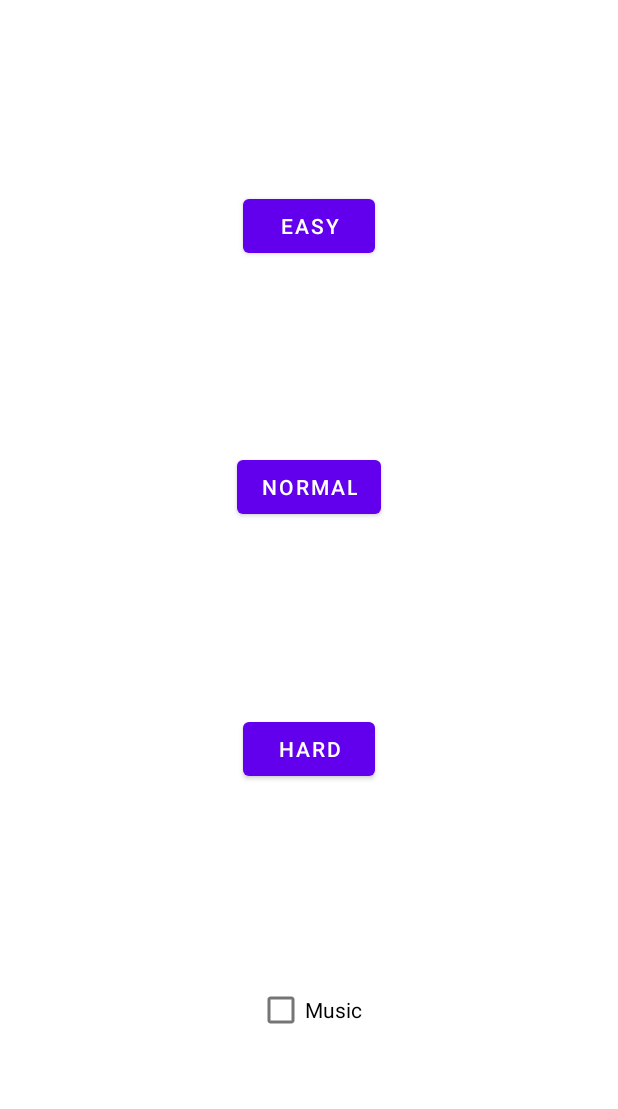
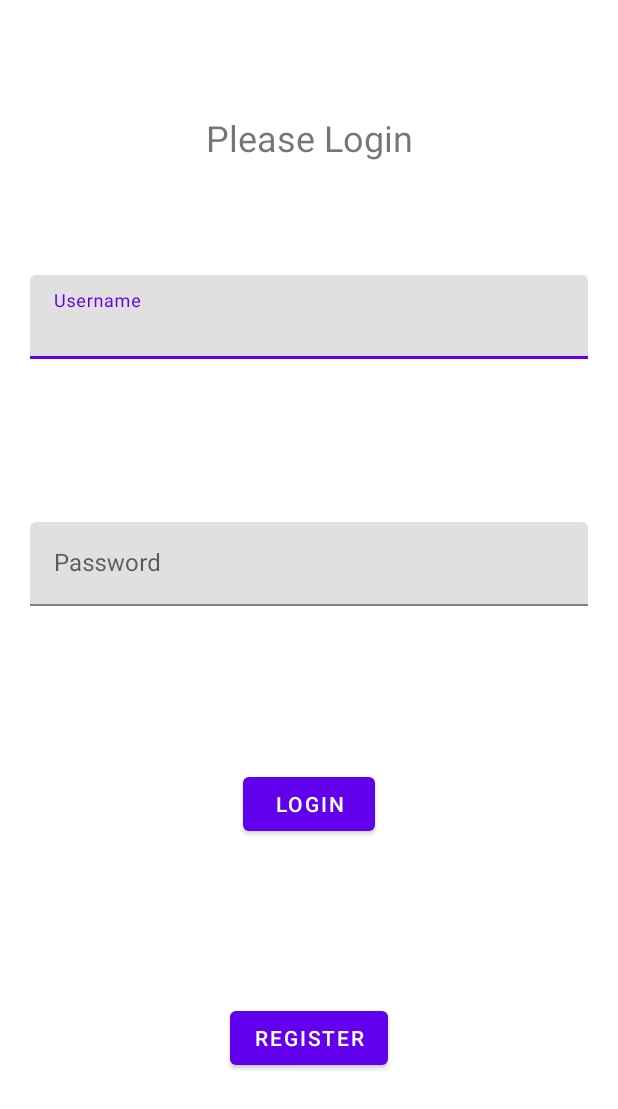
Before and after one commit to Coiggahou2002/AircraftWar-Android, an Android app: the screen it shows after launch (StartActivity before the commit, LoginActivity after it), on a phone screen of 412 x 824 dp. Shown: the top 1109 px of the screen. Run offline under Robolectric (Android 15) with nearby library versions, the phone set to English and light mode, and no system bars.

Commit message:
Login: GUI & Demo

```diff
--- a/app/src/main/java/com/example/myapplication/Config.java
+++ b/app/src/main/java/com/example/myapplication/Config.java
@@ -5,8 +5,10 @@ public class Config {
     // Strings for Intent name
     public final static String DIFFICULTY = "difficulty";
     public final static String MUSIC_ENABLE = "music_enable";
+    public final static String USERNAME = "user_name";
 
     // Strings for Log tag
+    public final static String LOGIN_ACTIVITY_INFO_TAG = "LoginActivityInfo";
     public final static String START_ACTIVITY_INFO_TAG = "StartActivityInfo";
     public final static String GAME_ACTIVITY_INFO_TAG = "GameActivityInfo";
     public final static String GAME_VERBOSE_TAG = "GameVerbose";
--- a/app/src/main/java/com/example/myapplication/application/GameActivity.java
+++ b/app/src/main/java/com/example/myapplication/application/GameActivity.java
@@ -37,6 +37,8 @@ public class GameActivity extends AppCompatActivity {
         bindService(musicIntent, myMusicConnect, Context.BIND_AUTO_CREATE);
 
         standingIntent = new Intent(GameActivity.this, StandingActivity.class);
+        standingIntent.putExtra(Config.DIFFICULTY, currentIntent.getIntExtra(Config.DIFFICULTY, 0));
+        standingIntent.putExtra(Config.USERNAME, getIntent().getStringExtra(Config.USERNAME));
     }
 
     private void setViews() {
--- /dev/null
+++ b/app/src/main/java/com/example/myapplication/application/LoginActivity.java
@@ -0,0 +1,109 @@
+package com.example.myapplication.application;
+
+import android.content.Context;
+import android.content.Intent;
+import android.os.Bundle;
+import android.text.Editable;
+import android.util.Log;
+import android.view.KeyEvent;
+import android.view.inputmethod.InputMethodManager;
+import android.widget.Button;
+import android.widget.EditText;
+import android.widget.TextView;
+
+import androidx.annotation.Nullable;
+import androidx.appcompat.app.AppCompatActivity;
+
+import com.example.myapplication.Config;
+import com.example.myapplication.R;
+import com.google.android.material.textfield.TextInputEditText;
+
+import java.util.Objects;
+
+public class LoginActivity extends AppCompatActivity {
+
+    Intent startIntent;
+
+    TextView loginTitle;
+    Button loginButton, registerButton;
+    TextInputEditText usernameEditor, passwordEditor;
+    Editable username, password;
+
+    @Override
+    protected void onCreate(@Nullable Bundle savedInstanceState) {
+        super.onCreate(savedInstanceState);
+
+        startIntent = new Intent(LoginActivity.this, StartActivity.class);
+
+        setViews();
+        createListeners();
+    }
+
+    private void setViews() {
+        setContentView(R.layout.login);
+        loginTitle = findViewById(R.id.login_title);
+        loginButton = findViewById(R.id.login_button);
+        registerButton = findViewById(R.id.register_button);
+        usernameEditor = findViewById(R.id.username_input);
+        passwordEditor = findViewById(R.id.password_input);
+    }
+
+    private void createListeners() {
+        usernameEditor.setOnEditorActionListener((v, actionId, event) -> {
+            if (
+                event != null &&
+                (event.getAction() == KeyEvent.ACTION_DOWN) &&
+                (event.getKeyCode() == KeyEvent.KEYCODE_ENTER)
+            ) {
+                InputMethodManager imm = (InputMethodManager) getSystemService(Context.INPUT_METHOD_SERVICE);
+                imm.hideSoftInputFromWindow(usernameEditor.getWindowToken(), 0);
+                return true;
+            }
+            return false;
+        });
+        passwordEditor.setOnEditorActionListener((v, actionId, event) -> {
+            if (
+                event != null &&
+                        (event.getAction() == KeyEvent.ACTION_DOWN) &&
+                        (event.getKeyCode() == KeyEvent.KEYCODE_ENTER)
+            ) {
+                InputMethodManager imm = (InputMethodManager) getSystemService(Context.INPUT_METHOD_SERVICE);
+                imm.hideSoftInputFromWindow(passwordEditor.getWindowToken(), 0);
+                return true;
+            }
+            return false;
+        });
+        loginButton.setOnClickListener(v -> {
+            if (getEditorContent()) {
+                onQuit();
+            }
+        });
+        registerButton.setOnClickListener(v -> {
+            if (getEditorContent()) {
+                onQuit();
+            }
+        });
+    }
+
+    private boolean getEditorContent() {
+        username = usernameEditor.getText();
+        password = passwordEditor.getText();
+        if (username == null || username.toString().equals("")) {
+            loginTitle.setText(R.string.empty_username);
+            return false;
+        }
+        if(password == null || password.toString().equals("")) {
+            loginTitle.setText(R.string.empty_password);
+            return false;
+        }
+        return true;
+    }
+
+    private void onQuit() {
+        Log.i(Config.LOGIN_ACTIVITY_INFO_TAG, username.toString());
+
+        startIntent.putExtra(Config.USERNAME, username.toString());
+        startActivity(startIntent);
+        finish();
+    }
+}
--- a/app/src/main/java/com/example/myapplication/application/StandingActivity.java
+++ b/app/src/main/java/com/example/myapplication/application/StandingActivity.java
@@ -37,6 +37,7 @@ public class StandingActivity extends AppCompatActivity {
         setViews();
 
         createListeners();
+
         setListContent();
     }
 
@@ -56,9 +57,7 @@ public class StandingActivity extends AppCompatActivity {
             startActivity(restartIntent);
             finish();
         });
-        quitButton.setOnClickListener(v -> {
-            finish();
-        });
+        quitButton.setOnClickListener(v -> finish());
     }
 
     private void setListContent() {
--- /dev/null
+++ b/app/src/main/res/layout/login.xml
@@ -0,0 +1,85 @@
+<?xml version="1.0" encoding="utf-8"?>
+<androidx.constraintlayout.widget.ConstraintLayout xmlns:android="http://schemas.android.com/apk/res/android"
+    xmlns:app="http://schemas.android.com/apk/res-auto"
+    android:layout_width="match_parent"
+    android:layout_height="match_parent">
+
+    <TextView
+        android:id="@+id/login_title"
+        android:layout_width="wrap_content"
+        android:layout_height="wrap_content"
+        android:text="@string/default_login_title"
+        android:textSize="24sp"
+        app:layout_constraintBottom_toTopOf="@+id/username_layout"
+        app:layout_constraintEnd_toEndOf="parent"
+        app:layout_constraintStart_toStartOf="parent"
+        app:layout_constraintTop_toTopOf="parent" />
+
+    <com.google.android.material.textfield.TextInputLayout
+        android:id="@+id/username_layout"
+        android:layout_width="match_parent"
+        android:layout_height="wrap_content"
+        android:layout_marginStart="20dp"
+        android:layout_marginEnd="20dp"
+        app:layout_constraintBottom_toTopOf="@+id/textInputLayout"
+        app:layout_constraintEnd_toEndOf="parent"
+        app:layout_constraintHorizontal_bias="0.5"
+        app:layout_constraintStart_toStartOf="parent"
+        app:layout_constraintTop_toTopOf="@id/login_title">
+
+        <com.google.android.material.textfield.TextInputEditText
+            android:id="@+id/username_input"
+            android:layout_width="match_parent"
+            android:layout_height="wrap_content"
+            android:hint="@string/user_name_text"
+            android:imeOptions="normal"
+            android:singleLine="true"
+            android:textColorHint="#757575" />
+
+    </com.google.android.material.textfield.TextInputLayout>
+
+    <com.google.android.material.textfield.TextInputLayout
+        android:id="@+id/textInputLayout"
+        android:layout_width="match_parent"
+        android:layout_height="wrap_content"
+        android:layout_marginStart="20dp"
+        android:layout_marginEnd="20dp"
+        app:layout_constraintBottom_toTopOf="@+id/login_button"
+        app:layout_constraintEnd_toEndOf="parent"
+        app:layout_constraintHorizontal_bias="0.5"
+        app:layout_constraintStart_toStartOf="parent"
+        app:layout_constraintTop_toBottomOf="@+id/username_layout">
+
+        <com.google.android.material.textfield.TextInputEditText
+            android:id="@+id/password_input"
+            android:layout_width="match_parent"
+            android:layout_height="wrap_content"
+            android:hint="@string/password_text"
+            android:imeOptions="actionDone"
+            android:singleLine="true"
+            android:textColorHint="#757575" />
+    </com.google.android.material.textfield.TextInputLayout>
+
+    <Button
+        android:id="@+id/login_button"
+        android:layout_width="wrap_content"
+        android:layout_height="wrap_content"
+        android:text="@string/login_button"
+        app:layout_constraintBottom_toTopOf="@+id/register_button"
+        app:layout_constraintEnd_toEndOf="parent"
+        app:layout_constraintHorizontal_bias="0.5"
+        app:layout_constraintStart_toStartOf="parent"
+        app:layout_constraintTop_toBottomOf="@+id/textInputLayout" />
+
+    <Button
+        android:id="@+id/register_button"
+        android:layout_width="wrap_content"
+        android:layout_height="wrap_content"
+        android:text="@string/register_button"
+        app:layout_constraintBottom_toBottomOf="parent"
+        app:layout_constraintEnd_toEndOf="parent"
+        app:layout_constraintHorizontal_bias="0.5"
+        app:layout_constraintStart_toStartOf="parent"
+        app:layout_constraintTop_toBottomOf="@+id/login_button" />
+
+</androidx.constraintlayout.widget.ConstraintLayout>
--- a/app/src/main/res/values/strings.xml
+++ b/app/src/main/res/values/strings.xml
@@ -2,10 +2,21 @@
     <string name="app_name">My Application</string>
     <string name="action_settings">Settings</string>
 
+    <!-- Strings for process modification-->
+    <string name="empty_username">Please input username</string>
+    <string name="empty_password">Please input password</string>
+
     <!-- Strings used for layout design-->
+    <string name="default_login_title">Please Login</string>
+    <string name="user_name_text">Username</string>
+    <string name="password_text">Password</string>
+    <string name="login_button">Login</string>
+    <string name="register_button">Register</string>
+
     <string name="easy_mode_button">Easy</string>
     <string name="normal_mode_button">Normal</string>
     <string name="hard_mode_button">Hard</string>
+    <string name="online_mode_button">Online</string>
     <string name="music_check_box">Music</string>
 
     <string name="difficulty_text">DIFFICULTY</string>
```
Also changed, not shown: app/src/main/AndroidManifest.xml (+13 -9 lines), app/src/main/java/com/example/myapplication/application/StartActivity.java (+7 -4 lines), app/src/main/res/layout/start_menu.xml (+12 -3 lines).
